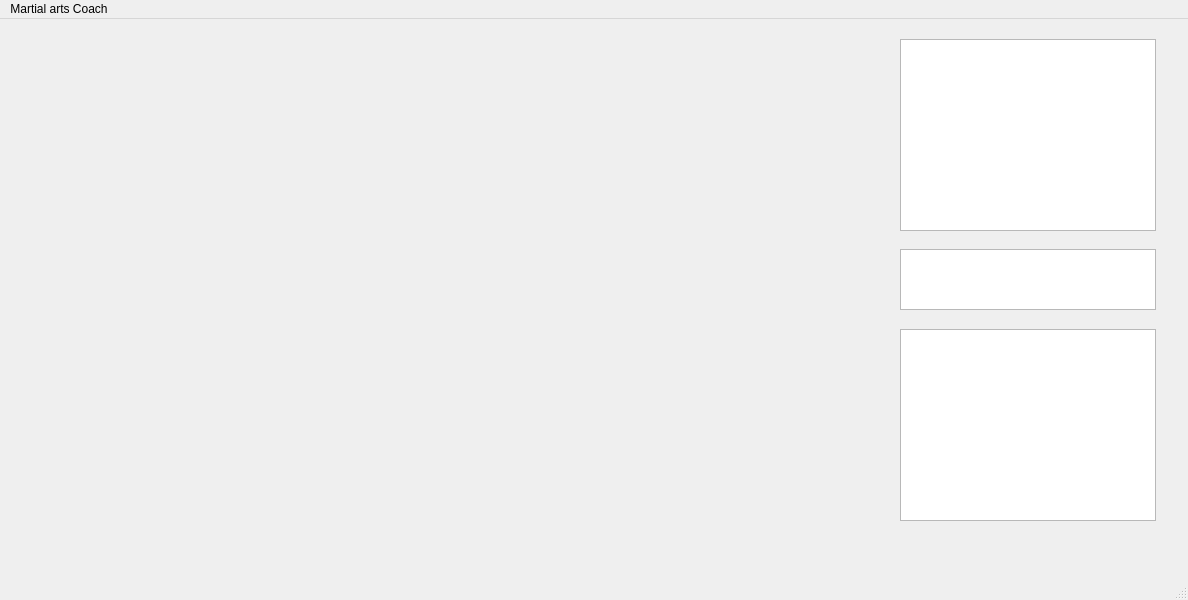
Old version of the form mainwindow.ui in the repository wreckless-omni/Martial_Arts_Trainer.
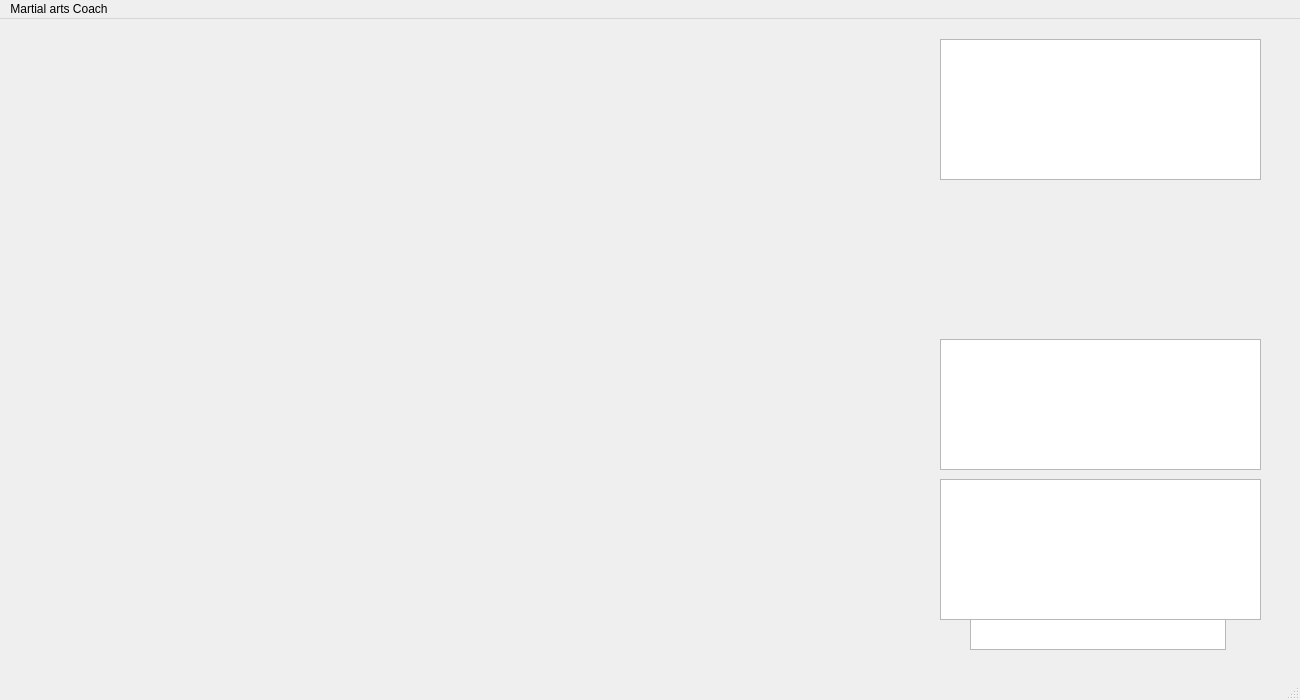
New version of the form.

Commit message: added nothing and no resistance files along as well as a third window for kick velocity and resized some windows

The edit to the form file:
```diff
--- a/mainwindow.ui
+++ b/mainwindow.ui
@@ -6,8 +6,8 @@
    <rect>
     <x>0</x>
     <y>0</y>
-    <width>1188</width>
-    <height>600</height>
+    <width>1300</width>
+    <height>700</height>
    </rect>
   </property>
   <property name="windowTitle">
@@ -20,27 +20,102 @@
    <widget class="QTextBrowser" name="textBrowser">
     <property name="geometry">
      <rect>
-      <x>900</x>
+      <x>940</x>
       <y>20</y>
-      <width>256</width>
-      <height>192</height>
+      <width>321</width>
+      <height>141</height>
      </rect>
     </property>
+    <property name="palette">
+     <palette>
+      <active>
+       <colorrole role="WindowText">
+        <brush brushstyle="SolidPattern">
+         <color alpha="255">
+          <red>170</red>
+          <green>0</green>
+          <blue>0</blue>
+         </color>
+        </brush>
+       </colorrole>
+       <colorrole role="Text">
+        <brush brushstyle="SolidPattern">
+         <color alpha="255">
+          <red>170</red>
+          <green>0</green>
+          <blue>0</blue>
+         </color>
+        </brush>
+       </colorrole>
+      </active>
+      <inactive>
+       <colorrole role="WindowText">
+        <brush brushstyle="SolidPattern">
+         <color alpha="255">
+          <red>170</red>
+          <green>0</green>
+          <blue>0</blue>
+         </color>
+        </brush>
+       </colorrole>
+       <colorrole role="Text">
+        <brush brushstyle="SolidPattern">
+         <color alpha="255">
+          <red>170</red>
+          <green>0</green>
+          <blue>0</blue>
+         </color>
+        </brush>
+       </colorrole>
+      </inactive>
+      <disabled/>
+     </palette>
+    </property>
     <property name="font">
      <font>
       <pointsize>18</pointsize>
      </font>
     </property>
+    <property name="lineWidth">
+     <number>1</number>
+    </property>
    </widget>
    <widget class="QTextBrowser" name="textBrowser_2">
     <property name="geometry">
      <rect>
-      <x>900</x>
-      <y>310</y>
-      <width>256</width>
-      <height>192</height>
+      <x>940</x>
+      <y>320</y>
+      <width>321</width>
+      <height>131</height>
      </rect>
     </property>
+    <property name="palette">
+     <palette>
+      <active>
+       <colorrole role="Text">
+        <brush brushstyle="SolidPattern">
+         <color alpha="255">
+          <red>170</red>
+          <green>0</green>
+          <blue>0</blue>
+         </color>
+        </brush>
+       </colorrole>
+      </active>
+      <inactive>
+       <colorrole role="Text">
+        <brush brushstyle="SolidPattern">
+         <color alpha="255">
+          <red>170</red>
+          <green>0</green>
+          <blue>0</blue>
+         </color>
+        </brush>
+       </colorrole>
+      </inactive>
+      <disabled/>
+     </palette>
+    </property>
     <property name="font">
      <font>
       <pointsize>18</pointsize>
@@ -50,20 +125,62 @@
    <widget class="QTextBrowser" name="textBrowser_3">
     <property name="geometry">
      <rect>
-      <x>900</x>
-      <y>230</y>
+      <x>970</x>
+      <y>600</y>
       <width>256</width>
-      <height>61</height>
+      <height>31</height>
      </rect>
     </property>
    </widget>
+   <widget class="QTextBrowser" name="textBrowser_4">
+    <property name="geometry">
+     <rect>
+      <x>940</x>
+      <y>460</y>
+      <width>321</width>
+      <height>141</height>
+     </rect>
+    </property>
+    <property name="palette">
+     <palette>
+      <active>
+       <colorrole role="Text">
+        <brush brushstyle="SolidPattern">
+         <color alpha="255">
+          <red>170</red>
+          <green>0</green>
+          <blue>0</blue>
+         </color>
+        </brush>
+       </colorrole>
+      </active>
+      <inactive>
+       <colorrole role="Text">
+        <brush brushstyle="SolidPattern">
+         <color alpha="255">
+          <red>170</red>
+          <green>0</green>
+          <blue>0</blue>
+         </color>
+        </brush>
+       </colorrole>
+      </inactive>
+      <disabled/>
+     </palette>
+    </property>
+    <property name="font">
+     <font>
+      <pointsize>18</pointsize>
+     </font>
+    </property>
+   </widget>
   </widget>
   <widget class="QMenuBar" name="menubar">
    <property name="geometry">
     <rect>
      <x>0</x>
      <y>0</y>
-     <width>1188</width>
+     <width>1300</width>
      <height>22</height>
     </rect>
    </property>
```
The commit also changes 12 other files.
